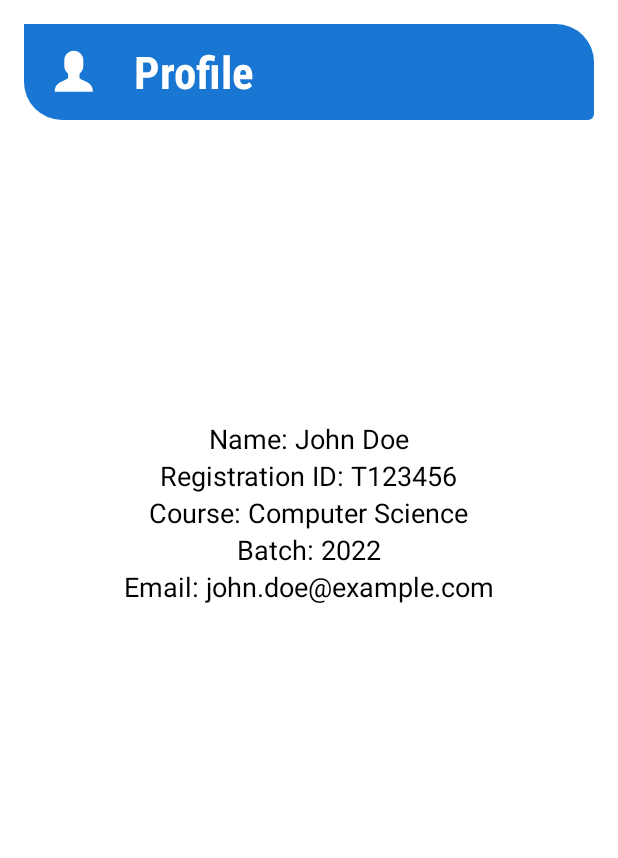
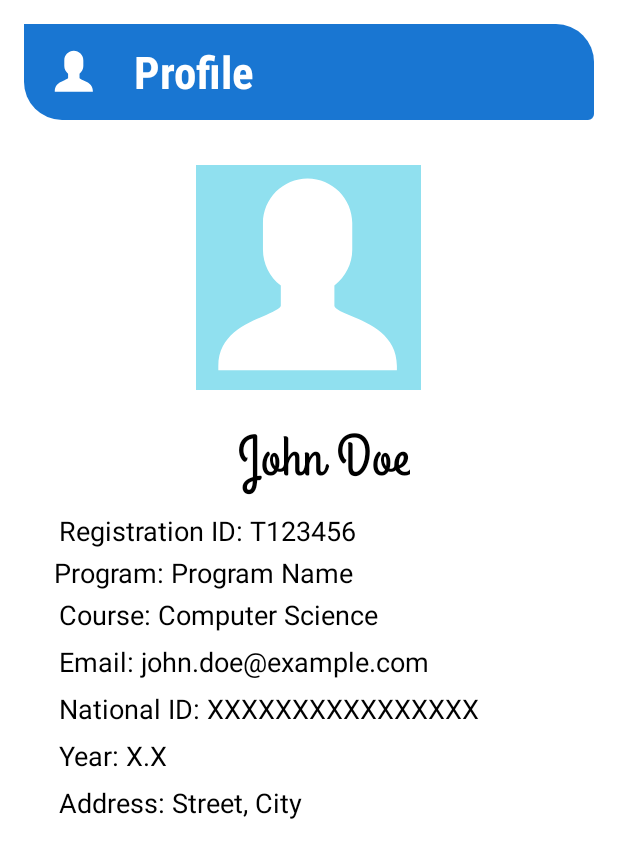
Before and after one commit to Schinqy/TCFLPortalV1, an Android app: the layout activity_profile.xml on its own in the app's theme, with its tools: preview values and no code run, on a phone screen of 412 x 824 dp. Shown: the top 858 px of the screen. Run offline under Robolectric (Android 15) with nearby library versions, the phone set to English and light mode, and no system bars.

Commit message:
Profile Activity -  Added profile pic and other details of a student

```diff
--- a/app/src/main/res/layout/activity_profile.xml
+++ b/app/src/main/res/layout/activity_profile.xml
@@ -75,9 +75,9 @@
                 android:layout_height="150dp"
                 android:layout_gravity="center"
                 android:layout_marginTop="20dp"
-                android:src="@drawable/ic_home"
+                android:src="@drawable/ic_profile"
                 android:scaleType="centerCrop"
-                android:background="@drawable/background_circular"/>
+                android:background="@color/robinEggBlue"/>
 
             <!-- Student Details -->
             <LinearLayout
@@ -85,15 +85,20 @@
                 android:layout_height="wrap_content"
                 android:orientation="vertical"
                 android:layout_marginTop="20dp"
-                android:gravity="center">
+                android:layout_marginLeft="20dp"
+                android:gravity="left">
 
                 <TextView
                     android:id="@+id/textViewName"
                     android:layout_width="wrap_content"
                     android:layout_height="wrap_content"
-                    android:text="Name: John Doe"
+                    android:text="John Doe"
                     android:textColor="@color/black"
-                    android:textSize="18sp" />
+                    android:fontFamily="@font/grand_hotel"
+                  android:layout_gravity="center"
+                    android:textSize="38sp"
+
+                    android:layout_marginBottom="6dp"/>
 
                 <TextView
                     android:id="@+id/textViewRegId"
@@ -101,21 +106,23 @@
                     android:layout_height="wrap_content"
                     android:text="Registration ID: T123456"
                     android:textColor="@color/black"
+                    android:textSize="18sp"
+                    android:layout_margin="3dp"/>
+
+                <TextView
+                    android:id="@+id/textViewProgram"
+                    android:layout_width="wrap_content"
+                    android:layout_height="wrap_content"
+                    android:text="Program: Program Name"
+                    android:textColor="@color/black"
                     android:textSize="18sp" />
 
                 <TextView
                     android:id="@+id/textViewCourse"
                     android:layout_width="wrap_content"
                     android:layout_height="wrap_content"
+                    android:layout_margin="3dp"
                     android:text="Course: Computer Science"
-                    android:textColor="@color/black"
-                    android:textSize="18sp" />
-
-                <TextView
-                    android:id="@+id/textViewBatch"
-                    android:layout_width="wrap_content"
-                    android:layout_height="wrap_content"
-                    android:text="Batch: 2022"
                     android:textColor="@color/black"
                     android:textSize="18sp" />
 
@@ -125,7 +132,38 @@
                     android:layout_height="wrap_content"
                     android:text="Email: john.doe@example.com"
                     android:textColor="@color/black"
-                    android:textSize="18sp" />
+                    android:textSize="18sp"
+                    android:layout_margin="3dp"/>
+
+                <!-- New TextViews for additional details -->
+                <TextView
+                    android:id="@+id/textViewNationalID"
+                    android:layout_width="wrap_content"
+                    android:layout_height="wrap_content"
+                    android:text="National ID: XXXXXXXXXXXXXXXX"
+                    android:textColor="@color/black"
+                    android:textSize="18sp"
+                    android:layout_margin="3dp"/>
+
+                <TextView
+                    android:id="@+id/textViewYear"
+                    android:layout_width="wrap_content"
+                    android:layout_height="wrap_content"
+                    android:text="Year: X.X"
+                    android:textColor="@color/black"
+                    android:textSize="18sp"
+                    android:layout_margin="3dp"/>
+
+                <TextView
+                    android:id="@+id/textViewAddress"
+                    android:layout_width="wrap_content"
+                    android:layout_height="wrap_content"
+                    android:text="Address: Street, City"
+                    android:textColor="@color/black"
+                    android:textSize="18sp"
+                    android:layout_margin="3dp"/>
+
+
 
             </LinearLayout>
         </LinearLayout>
```
Also changed, not shown: app/src/main/java/com/prota/tcflportalv1/Dashv2.java (+15 -0 lines), app/src/main/java/com/prota/tcflportalv1/MainActivity.java (+10 -0 lines), app/src/main/java/com/prota/tcflportalv1/ProfileActivity.java (+71 -34 lines), app/src/main/java/com/prota/tcflportalv1/network/ApiClient.java (+8 -0 lines), app/src/main/java/com/prota/tcflportalv1/network/BlobInterface.java (added, +11 -0 lines).
